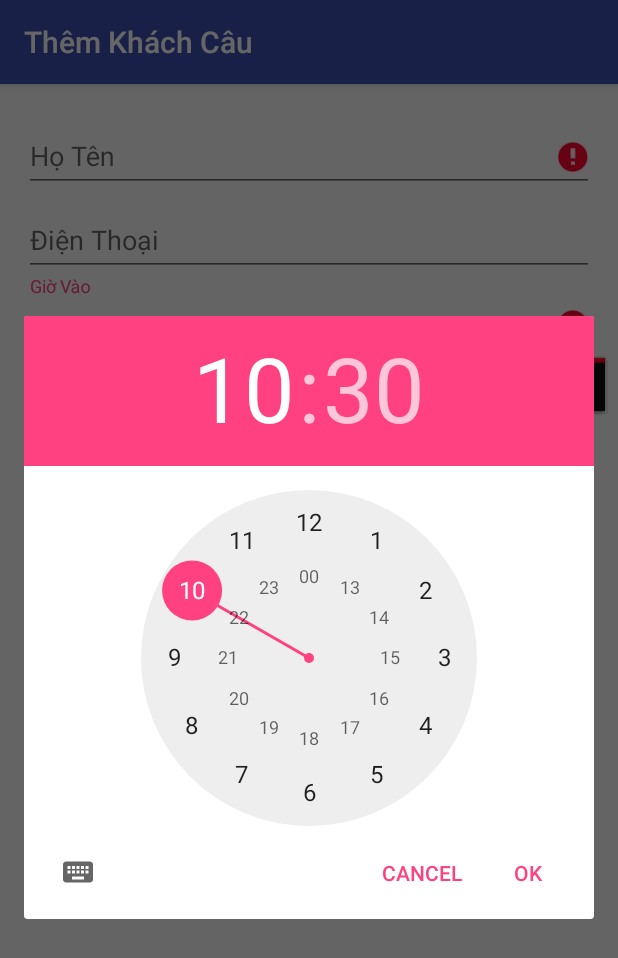
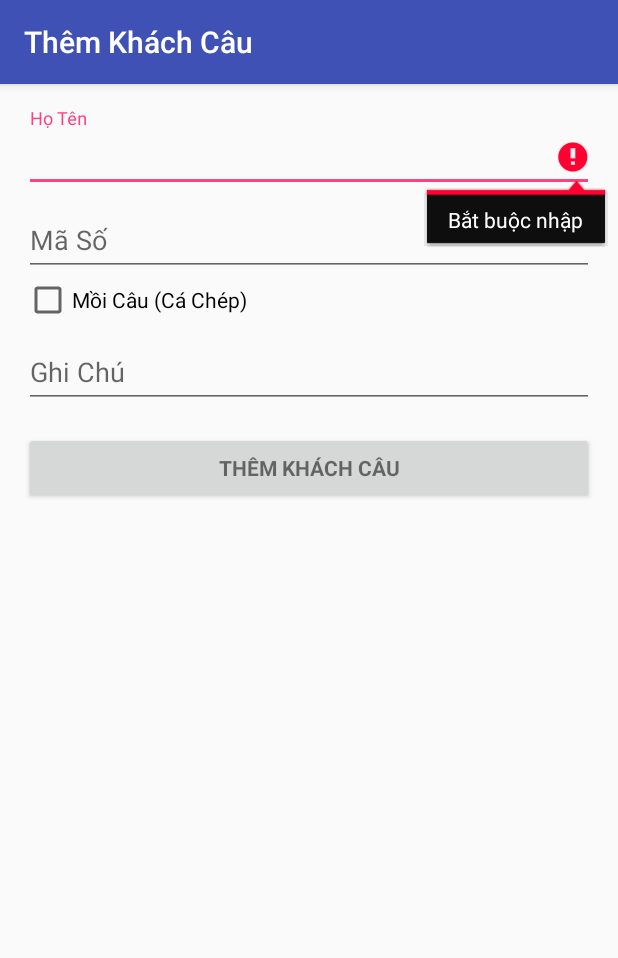
Before and after one commit to NewFishingServiceManager/FishingManagerService, an Android app: the AddNewCustomerActivity screen opened directly, with no data from a screen before it, after a tap on "THÊM KHÁCH CÂU", on a phone screen of 412 x 824 dp. Shown: the top 958 px of the screen. Run offline under Robolectric (Android 15) with nearby library versions, the phone set to English and light mode, and no system bars; 4 statements that could not run were skipped.

Commit message:
add more

```diff
--- /dev/null
+++ b/activation/build.gradle
@@ -0,0 +1,2 @@
+configurations.maybeCreate("default")
+artifacts.add("default", file('activation.jar'))
--- /dev/null
+++ b/additionnal/build.gradle
@@ -0,0 +1,2 @@
+configurations.maybeCreate("default")
+artifacts.add("default", file('additionnal.jar'))
--- a/app/build.gradle
+++ b/app/build.gradle
@@ -30,6 +30,10 @@ dependencies {
     compile 'com.android.support:design:26.+'
     compile 'com.android.support:support-v4:26.+'
     compile 'com.android.support.constraint:constraint-layout:1.0.2'
+    compile project(":poi-3.7")
+    compile project(":activation")
+    compile project(":additionnal")
+    compile project(":mail")
     testCompile 'junit:junit:4.12'
     debugCompile 'com.amitshekhar.android:debug-db:1.0.0'
 }
--- a/app/src/main/java/com/fishing/namtran/fishingmanagerservice/AddNewCustomerActivity.java
+++ b/app/src/main/java/com/fishing/namtran/fishingmanagerservice/AddNewCustomerActivity.java
@@ -5,17 +5,20 @@ import android.animation.AnimatorListenerAdapter;
 import android.annotation.TargetApi;
 import android.app.TimePickerDialog;
 import android.database.Cursor;
+import android.support.design.widget.TextInputLayout;
 import android.support.v7.app.AppCompatActivity;
 import android.os.AsyncTask;
 
 import android.os.Build;
 import android.os.Bundle;
 import android.text.Editable;
+import android.text.InputType;
 import android.text.TextUtils;
 import android.text.TextWatcher;
 import android.view.KeyEvent;
 import android.view.View;
 import android.view.View.OnClickListener;
+import android.view.ViewGroup;
 import android.view.inputmethod.EditorInfo;
 import android.widget.AdapterView;
 import android.widget.ArrayAdapter;
@@ -23,6 +26,7 @@ import android.widget.AutoCompleteTextView;
 import android.widget.Button;
 import android.widget.CheckBox;
 import android.widget.EditText;
+import android.widget.LinearLayout;
 import android.widget.ListView;
 import android.widget.TextView;
 import android.widget.TimePicker;
@@ -56,8 +60,9 @@ public class AddNewCustomerActivity extends AppCompatActivity {
 
     // UI references.
     private AutoCompleteTextView mFullNameView;
-    private EditText mMobileView;
-    private EditText mDatInView;
+    private EditText mIdNumberView;
+    private EditText mDateInView;
+    private TextInputLayout mTextInputLayoutView;
     private EditText mNoteView;
     private CheckBox mFeedTypeView;
     private View mProgressView;
@@ -70,9 +75,8 @@ public class AddNewCustomerActivity extends AppCompatActivity {
         setContentView(R.layout.activity_add_new_customer);
 
         // Set up the login form.
-        mMobileView = (EditText) findViewById(R.id.mobile);
+        mIdNumberView = (EditText) findViewById(R.id.id_number);
         mFullNameView = (AutoCompleteTextView) findViewById(R.id.fullname);
-        mDatInView = (EditText) findViewById(R.id.date_in);
         mNoteView = (EditText) findViewById(R.id.note);
         mFeedTypeView = (CheckBox) findViewById(R.id.feed_type);
         mSubmitFormView = findViewById(R.id.add_new_customer_form);
@@ -86,16 +90,23 @@ public class AddNewCustomerActivity extends AppCompatActivity {
             }
         });
 
+        if(false) {
+            Utils util = new Utils();
+            util.CreateEditText(this, "", R.id.date_in, getString(R.string.date_in), InputType.TYPE_CLASS_TEXT, 1, 3);
+
+            mDateInView = (EditText) findViewById(R.id.date_in);
+
             //Focus date in
-        mDatInView.setOnFocusChangeListener(new View.OnFocusChangeListener() {
+            mDateInView.setOnFocusChangeListener(new View.OnFocusChangeListener() {
                 @Override
                 public void onFocusChange(View view, boolean hasFocus) {
-                if(hasFocus) {
-                    EditText editText = (EditText) mDatInView;
+                    if (hasFocus) {
+                        EditText editText = (EditText) mDateInView;
                         GetTimePicker(editText);
                     }
                 }
             });
+        }
 
         //Get customers from database by current day
         DateFormat currentDateFormat = new SimpleDateFormat("yyyy/MM/dd");
@@ -104,7 +115,6 @@ public class AddNewCustomerActivity extends AppCompatActivity {
         CustomerManager customerManager = new CustomerManager(getApplicationContext());
         //SearchCustomers = customerManager.getSearchCustomers(currentDateFormat.format(currentDate));
         SearchCustomers = customerManager.getSearchAllCustomers();
-
         searchCustomers(SearchCustomers);
     }
 
@@ -126,7 +136,7 @@ public class AddNewCustomerActivity extends AppCompatActivity {
         listViewAdapterContent = new String[searchCustomers.getCount()];
         while (searchCustomers.moveToNext())
         {
-            listViewAdapterContent[i] = searchCustomers.getString(searchCustomers.getColumnIndexOrThrow(Customers.Properties.FULLNAME)) + " - " + searchCustomers.getString(searchCustomers.getColumnIndexOrThrow(Customers.Properties.MOBILE));
+            listViewAdapterContent[i] = searchCustomers.getString(searchCustomers.getColumnIndexOrThrow(Customers.Properties.FULLNAME)) + " - " + searchCustomers.getString(searchCustomers.getColumnIndexOrThrow(Customers.Properties.ID_NUMBER));
             i++;
         }
 
@@ -143,7 +153,7 @@ public class AddNewCustomerActivity extends AppCompatActivity {
                 String item = listAdapter.getItem(position);
                 String[] fullname = item.split("-");
                 mFullNameView.setText(fullname[0].trim());
-                mMobileView.setText(fullname[1].trim());
+                mIdNumberView.setText(fullname[1].trim());
                 itemList.setVisibility(View.GONE);
             }
         });
@@ -163,7 +173,7 @@ public class AddNewCustomerActivity extends AppCompatActivity {
             public void afterTextChanged(Editable s) {
                 if (mFullNameView.getText().toString().equals("") || listAdapter.isEmpty()) {
                     itemList.setVisibility(View.GONE);
-                    mMobileView.setText("");
+                    mIdNumberView.setText("");
                 }
             }
         });
@@ -203,27 +213,19 @@ public class AddNewCustomerActivity extends AppCompatActivity {
 
         // Reset errors.
         mFullNameView.setError(null);
-        mMobileView.setError(null);
-        mDatInView.setError(null);
+        mDateInView.setError(null);
         mFeedTypeView.setError(null);
         mFeedTypeView.setError(null);
 
         // Store values at the time of the login attempt.
         String fullname = mFullNameView.getText().toString();
-        String mobile = mMobileView.getText().toString();
-        String dateIn = mDatInView.getText().toString();
+        String mobile = mIdNumberView.getText().toString();
+        String dateIn = mDateInView.getText().toString();
         String note = mNoteView.getText().toString();
         boolean feedType = mFeedTypeView.isChecked();
 
         boolean cancel = false;
         View focusView = null;
-
-        // Check for a valid mobile, if the user entered one.
-        if (!TextUtils.isEmpty(mobile) && !isMobileValid(mobile)) {
-            mMobileView.setError(getString(R.string.error_invalid_mobile));
-            focusView = mMobileView;
-            cancel = true;
-        }
 
         if (TextUtils.isEmpty(fullname)) {
             mFullNameView.setError(getString(R.string.error_field_required));
@@ -232,8 +234,8 @@ public class AddNewCustomerActivity extends AppCompatActivity {
         }
 
         if (TextUtils.isEmpty(dateIn)) {
-            mDatInView.setError(getString(R.string.error_field_required));
-            focusView = mDatInView;
+            mDateInView.setError(getString(R.string.error_field_required));
+            focusView = mDateInView;
             cancel = true;
         }
 
@@ -248,11 +250,6 @@ public class AddNewCustomerActivity extends AppCompatActivity {
             mCustomerTask = new CustomerActionTask(fullname, mobile, dateIn, feedType, note);
             mCustomerTask.execute((Void) null);
         }
-    }
-
-    private boolean isMobileValid(String mobile) {
-        //TODO: Replace this with your own logic
-        return mobile.length() >= 4;
     }
 
     /**
@@ -297,14 +294,14 @@ public class AddNewCustomerActivity extends AppCompatActivity {
     public class CustomerActionTask extends AsyncTask<Void, Void, Boolean> {
 
         private final String mFullName;
-        private final String mMobile;
+        private final String mIdNumber;
         private final String mDateIn;
         private final String mNote;
         private final boolean mFeedType;
 
-        CustomerActionTask(String fullname, String mobile, String dateIn, boolean feedType, String note) {
+        CustomerActionTask(String fullname, String idNumber, String dateIn, boolean feedType, String note) {
             mFullName = fullname;
-            mMobile = mobile;
+            mIdNumber = idNumber;
             mDateIn = dateIn;
             mNote = note;
             mFeedType = feedType;
@@ -334,7 +331,7 @@ public class AddNewCustomerActivity extends AppCompatActivity {
                 FishingManager fishing = new FishingManager(getApplicationContext());
                 KeepFishingManager keepFishing = new KeepFishingManager(getApplicationContext());
 
-                long custId = customer.createCustomer(mFullName, mMobile);
+                long custId = customer.createCustomer(mFullName, mIdNumber);
                 long fishingId = fishing.createFishingEntry(custId, fullDateIn, mFeedType ? 1 : 0, mNote);
                 long keepFishingId = keepFishing.createKeepFishingEntry(custId, 0, 0, 0, 0, 0, "");
 
--- a/app/src/main/java/com/fishing/namtran/fishingmanagerservice/dbconnection/Customers.java
+++ b/app/src/main/java/com/fishing/namtran/fishingmanagerservice/dbconnection/Customers.java
@@ -13,6 +13,7 @@ public final class Customers {
     public static class Properties implements BaseColumns {
         public static final String TABLE_NAME = "customers";
         public static final String FULLNAME = "fullname";
+        public static final String ID_NUMBER = "id_number";
         public static final String MOBILE = "mobile";
         public static final String GENDER = "gender";
         public static final String AGE = "age";
--- a/app/src/main/java/com/fishing/namtran/fishingmanagerservice/dbconnection/FishingManager.java
+++ b/app/src/main/java/com/fishing/namtran/fishingmanagerservice/dbconnection/FishingManager.java
@@ -316,7 +316,7 @@ public class FishingManager {
         db = mDbHelper.getReadableDatabase();
 
         String query = "SELECT fishing." + Fishings.Properties.DATE_IN + ", fishing." + Fishings.Properties.DATE_OUT + ", fishing." + Fishings.Properties.FEED_TYPE + ", fishing." + Fishings.Properties.NOTE
-                                + ", fishing." + Fishings.Properties._ID + ", fishing." + Fishings.Properties.TOTAL_MONEY + " , customer." + Customers.Properties.FULLNAME + ", customer." + Customers.Properties.MOBILE + ", customer." + Customers.Properties._ID + " AS customerId"
+                                + ", fishing." + Fishings.Properties._ID + ", fishing." + Fishings.Properties.TOTAL_MONEY + " , customer." + Customers.Properties.FULLNAME + ", customer." + Customers.Properties.MOBILE + ", customer." + Customers.Properties._ID + " AS customerId" + ", customer." + Customers.Properties.ID_NUMBER
                                 + ", keepfishing." + KeepFishing.Properties.KEEP_HOURS + ", keepfishing." + KeepFishing.Properties.NO_KEEP_HOURS + ", keepfishing." + KeepFishing.Properties.KEEP_FISH
                                 + ", keepfishing." + KeepFishing.Properties.TAKE_FISH + ", keepfishing." + KeepFishing.Properties.TOTAL_FISH +
                         " FROM " +  Fishings.Properties.TABLE_NAME + " fishing, " + Customers.Properties.TABLE_NAME + " customer, " + KeepFishing.Properties.TABLE_NAME + " keepfishing" +
@@ -331,7 +331,7 @@ public class FishingManager {
         db = mDbHelper.getReadableDatabase();
 
         String query = "SELECT fishing." + Fishings.Properties.DATE_IN + ", fishing." + Fishings.Properties.DATE_OUT + ", fishing." + Fishings.Properties.FEED_TYPE + ", fishing." + Fishings.Properties.NOTE
-                + ", customer." + Customers.Properties._ID + ", customer." + Customers.Properties.FULLNAME + ", customer." + Customers.Properties.MOBILE
+                + ", customer." + Customers.Properties._ID + ", customer." + Customers.Properties.FULLNAME + ", customer." + Customers.Properties.MOBILE + ", customer." + Customers.Properties.ID_NUMBER
                 + ", keepfishing." + KeepFishing.Properties.KEEP_HOURS + ", keepfishing." + KeepFishing.Properties.NO_KEEP_HOURS + ", keepfishing." + KeepFishing.Properties.KEEP_FISH
                 + ", keepfishing." + KeepFishing.Properties.TAKE_FISH + ", keepfishing." + KeepFishing.Properties.TOTAL_FISH +
                 " FROM " +  Fishings.Properties.TABLE_NAME + " fishing, " + Customers.Properties.TABLE_NAME + " customer, " + KeepFishing.Properties.TABLE_NAME + " keepfishing" +
--- a/app/src/main/java/com/fishing/namtran/fishingmanagerservice/dbconnection/InitializeDatabase.java
+++ b/app/src/main/java/com/fishing/namtran/fishingmanagerservice/dbconnection/InitializeDatabase.java
@@ -66,6 +66,7 @@ public class InitializeDatabase extends SQLiteOpenHelper {
             "CREATE TABLE IF NOT EXISTS " + Customers.Properties.TABLE_NAME + " (" +
                     Customers.Properties._ID + " INTEGER PRIMARY KEY," +
                     Customers.Properties.FULLNAME + " TEXT," +
+                    Customers.Properties.ID_NUMBER + " TEXT," +
                     Customers.Properties.MOBILE + " TEXT); ";
 
     /*---------------- Insert sample records -----------------------*/
@@ -89,7 +90,8 @@ public class InitializeDatabase extends SQLiteOpenHelper {
             "INSERT INTO " + Customers.Properties.TABLE_NAME + " (" +
                     Customers.Properties._ID + "," +
                     Customers.Properties.FULLNAME + "," +
-                    Customers.Properties.MOBILE + ") VALUES ( 1, 'Anh Nam', '0909686767' ); ";
+                    Customers.Properties.ID_NUMBER + "," +
+                    Customers.Properties.MOBILE + ") VALUES ( 1, 'Anh Nam', '10', '' ); ";
 
     private static final String SQL_CREATE_FISHINGS_RECORDS =
             "INSERT INTO " + Fishings.Properties.TABLE_NAME + " (" +
--- a/app/src/main/res/layout/activity_add_new_customer.xml
+++ b/app/src/main/res/layout/activity_add_new_customer.xml
@@ -60,39 +60,16 @@
                 android:layout_height="wrap_content">
 
                 <EditText
-                    android:id="@+id/mobile"
+                    android:id="@+id/id_number"
                     android:layout_width="match_parent"
                     android:layout_height="wrap_content"
-                    android:hint="@string/mobile"
+                    android:hint="@string/number_fishing"
                     android:imeActionId="@+id/login"
                     android:imeActionLabel="@string/action_submit_short"
                     android:imeOptions="actionUnspecified"
-                    android:inputType="number"
+                    android:inputType="text"
                     android:maxLines="1"
                     android:singleLine="true" />
-
-            </android.support.design.widget.TextInputLayout>
-
-            <android.support.design.widget.TextInputLayout
-                android:layout_width="match_parent"
-                android:layout_height="wrap_content">
-
-                <EditText
-                    android:id="@+id/date_in"
-                    android:layout_width="match_parent"
-                    android:layout_height="wrap_content"
-                    android:hint="@string/date_in"
-                    android:imeActionId="@+id/login"
-                    android:imeActionLabel="@string/action_submit_short"
-                    android:imeOptions="actionUnspecified"
-                    android:maxLines="1"
-                    android:singleLine="true" />
-
-            </android.support.design.widget.TextInputLayout>
-
-            <android.support.design.widget.TextInputLayout
-                android:layout_width="match_parent"
-                android:layout_height="wrap_content">
 
             </android.support.design.widget.TextInputLayout>
 
--- /dev/null
+++ b/app/src/main/res/values/ids.xml
@@ -0,0 +1,4 @@
+<?xml version="1.0" encoding="utf-8"?>
+<resources>
+    <item name="date_in" type="id"/>
+</resources>
--- a/app/src/main/res/values/strings.xml
+++ b/app/src/main/res/values/strings.xml
@@ -16,6 +16,7 @@
     <string name="fishing_status">Khách hàng này đang tham gia câu.</string>
 
     <string name="number_fishing">Mã Số</string>
+    <string name="order">Thứ Tự</string>
     <string name="fullname">Họ Tên</string>
     <string name="mobile">Điện Thoại</string>
     <string name="date_in">Giờ Vào</string>
@@ -40,6 +41,11 @@
     <string name="total_all">Tổng</string>
     <string name="log">Lich Sử</string>
     <string name="buy_fish">Mua Cá</string>
+    <string name="date">Ngày</string>
+    <string name="server_email">Server Email</string>
+    <string name="server_pass">Server Password</string>
+    <string name="receive_email">Email Nhận</string>
+    <string name="access">Truy Cập</string>
 
     <string name="customer_manager">Quản Lý KH</string>
     <string name="report">Báo Cáo</string>
--- /dev/null
+++ b/mail/build.gradle
@@ -0,0 +1,2 @@
+configurations.maybeCreate("default")
+artifacts.add("default", file('mail.jar'))
--- /dev/null
+++ b/poi-3.7/build.gradle
@@ -0,0 +1,2 @@
+configurations.maybeCreate("default")
+artifacts.add("default", file('poi-3.7.jar'))
--- a/settings.gradle
+++ b/settings.gradle
@@ -1 +1 @@
-include ':app', ':library', ':samples'
+include ':app', ':library', ':samples', ':poi-3.7', ':mail', ':activation', ':additionnal'
```
Also changed, not shown: app/src/main/java/com/fishing/namtran/fishingmanagerservice/Utils.java (+175 -1 lines), app/src/main/java/com/fishing/namtran/fishingmanagerservice/adapters/original/OriginalTableFixHeader.java (+24 -8 lines), app/src/main/java/com/fishing/namtran/fishingmanagerservice/dbconnection/CustomerManager.java (+46 -9 lines), 4 other files. Lines whose indentation alone changed are shown as unchanged.
